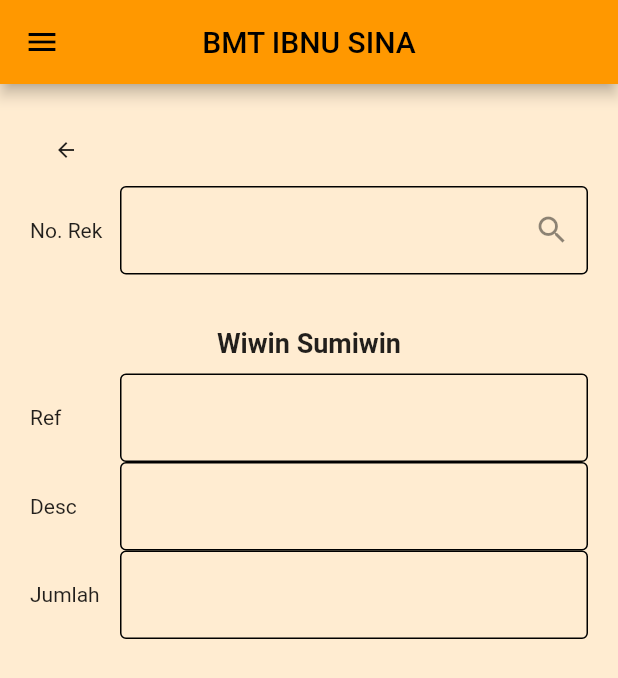
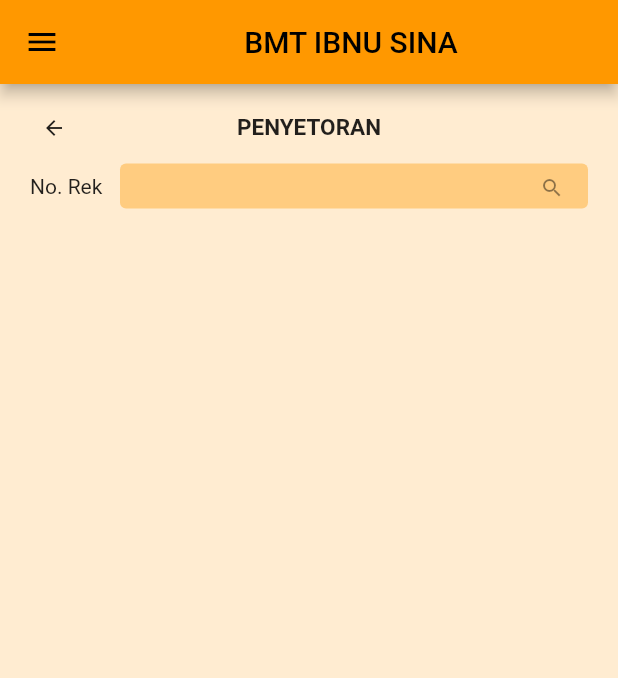
Before and after one commit to abilyc/bmt_ibnusina, a Flutter app: the screen it shows after launch, in the side drawer, after a tap on the "abc" icon, on a phone screen of 412 x 824 dp. Shown: the top 678 px of the screen. Run offline on Flutter 3.47's test engine with Material 2 defaults, Android fonts, the phone set to English and light mode, and no system bars; missing offline and left inert: bitsdojo_window, hasura_connect.

Commit message:
Windows Close

```diff
--- a/lib/main.dart
+++ b/lib/main.dart
@@ -1,5 +1,5 @@
 import 'package:bmt_ibnusina/auth/services.dart';
-import 'package:bmt_ibnusina/screens/transaksi.dart';
+import 'package:bmt_ibnusina/screens/storan.dart';
 import 'package:flutter/material.dart';
 import 'dart:io';
 import 'screens/login.dart';
@@ -41,6 +41,6 @@ class MyApp extends StatelessWidget {
           canvasColor: Colors.transparent,
           scaffoldBackgroundColor: Colors.transparent,
         ),
-        home: Builder(builder: (context) => const Transaksi()));
+        home: Builder(builder: (context) => const Penyetoran()));
   }
 }
--- a/lib/screens/home.dart
+++ b/lib/screens/home.dart
@@ -8,6 +8,6 @@ class Home extends StatelessWidget {
 
   @override
   Widget build(BuildContext context) {
-    return Wrapper(back: false, body: Text("Welcome ${Auth.userData.userName}"));
+    return Wrapper(back: false, body: Text("Welcome ${Auth.userData.userName}"), screen: 'Home');
   }
 }
--- a/lib/screens/login.dart
+++ b/lib/screens/login.dart
@@ -54,8 +54,8 @@ class _LoginScreenState extends State<LoginScreen> {
                           borderSide: BorderSide(
                         color: Colors.transparent,
                       )),
-                      prefixIcon: Icon(Icons.person,
-                          color: Theme.of(context).primaryColorDark)),
+                      prefixIcon: Icon(Icons.person, color: Theme.of(context).primaryColorDark)
+                    ),
                 ),
               ),
               const SizedBox(height: 20),
--- /dev/null
+++ b/lib/screens/storan.dart
@@ -0,0 +1,92 @@
+import 'package:bmt_ibnusina/models/seach_nasabah.dart';
+import 'package:bmt_ibnusina/tools/textfield_custom.dart';
+import 'package:bmt_ibnusina/tools/wrapper.dart';
+import 'package:flutter/material.dart';
+
+class Penyetoran extends StatefulWidget {
+  const Penyetoran({Key? key}) : super(key: key);
+
+  @override
+  State<Penyetoran> createState() => _PenyetoranState();
+}
+
+class _PenyetoranState extends State<Penyetoran> {
+  final bool showDetail = false;
+  final dataNasabah = Nasabah(nama: 'Wiwin Sumiwin', ref: '', desc: '');
+  final TextEditingController noRek = TextEditingController();
+  final TextEditingController refController = TextEditingController();
+  final TextEditingController descController = TextEditingController();
+  final TextEditingController jmlController = TextEditingController();
+
+  @override
+  Widget build(BuildContext context) {
+    final List<Widget> data = [
+      Row(
+            children: [
+              const SizedBox(
+                width: 60,
+                child: Text('No. Rek'),
+              ),
+              Expanded(
+                child: TextFieldCust(icon: Icons.search, controller: noRek),
+              ),
+            ],
+          ),
+    ];
+    final List<Widget> detail = [
+      const SizedBox(height: 60),
+      Text(dataNasabah.nama,
+          style:
+              const TextStyle(fontSize: 18, fontWeight: FontWeight.bold)),
+      const SizedBox(height: 30),
+      Row(
+        children: [
+          const SizedBox(
+            width: 60,
+            child: Text('Ref'),
+          ),
+          Expanded(
+            child: TextFieldCust(controller: refController),
+          ),
+        ],
+      ),
+      Row(
+        children: [
+          const SizedBox(
+            width: 60,
+            child: Text('Desc'),
+          ),
+          Expanded(
+            child: TextFieldCust(controller: descController),
+          ),
+        ],
+      ),
+      Row(
+        children: [
+          const SizedBox(
+            width: 60,
+            child: Text('Jumlah'),
+          ),
+          Expanded(
+            child: TextFieldCust(controller: jmlController),
+          ),
+        ],
+      )
+    ];
+
+    return Wrapper(
+      screen: 'PENYETORAN',
+      body: Wrap(
+        alignment: WrapAlignment.center,
+        runSpacing: 5,
+        children: [
+          ...data,
+          const SizedBox(height: 60),
+          if(showDetail) ...detail,
+          const SizedBox(height: 60),
+          if(showDetail) const ElevatedButton(onPressed: null, child: Text('Konfirmasi'))
+        ]
+      ),
+    );
+  }
+}
--- a/lib/screens/transaksi.dart
+++ /dev/null
@@ -1,101 +0,0 @@
-import 'package:bmt_ibnusina/models/seach_nasabah.dart';
-import 'package:bmt_ibnusina/tools/wrapper.dart';
-import 'package:flutter/material.dart';
-
-class Transaksi extends StatefulWidget {
-  const Transaksi({Key? key}) : super(key: key);
-
-  @override
-  State<Transaksi> createState() => _TransaksiState();
-}
-
-class _TransaksiState extends State<Transaksi> {
-  final dataNasabah = Nasabah(nama: 'Wiwin Sumiwin', ref: '', desc: '');
-  final TextEditingController noRek = TextEditingController();
-  final TextEditingController refController = TextEditingController();
-  final TextEditingController descController = TextEditingController();
-
-  @override
-  Widget build(BuildContext context) {
-    return Wrapper(
-      body: Column(
-        children: [
-          Row(
-            children: [
-              const SizedBox(
-                width: 60,
-                child: Text('No. Rek'),
-              ),
-              Expanded(
-                  child: TextField(
-                decoration: InputDecoration(
-                    suffixIcon: IconButton(
-                        onPressed: () {
-                          print('seacrh');
-                        },
-                        icon: const Icon(Icons.search)),
-                    enabledBorder: const OutlineInputBorder()),
-              )),
-            ],
-          ),
-          const SizedBox(height: 35),
-          Text(dataNasabah.nama,
-              style: const TextStyle(fontSize: 18, fontWeight: FontWeight.bold)),
-          const SizedBox(height: 10),
-          Row(
-            children: [
-              const SizedBox(
-                width: 60,
-                child: Text('Ref'),
-              ),
-              Expanded(
-                  child: TextField(
-                    controller: refController,
-                decoration:
-                    const InputDecoration(enabledBorder: OutlineInputBorder()),
-              )),
-            ],
-          ),
-          Row(
-            children: [
-              const SizedBox(
-                width: 60,
-                child: Text('Desc'),
-              ),
-              Expanded(
-                  child: TextField(
-                    controller: descController,
-                decoration:
-                    const InputDecoration(enabledBorder: OutlineInputBorder()),
-              )),
-            ],
-          ),
-          Row(
-            children: [
-              const SizedBox(
-                width: 60,
-                child: Text('Jumlah'),
-              ),
-              Expanded(
-                  child: TextField(
-                    controller: descController,
-                decoration:
-                    const InputDecoration(enabledBorder: OutlineInputBorder()),
-              )),
-            ],
-          )
-          // TextField(
-          //   decoration: InputDecoration(
-          //     labelText: 'No. Rek'
-          //   ),
-          // ),
-          // TextField(
-          //   decoration: InputDecoration(
-          //     labelText: 'Ref'
-          //   ),
-          // )
-        ],
-      ),
-    );
-  }
-}
--- a/lib/tools/navbar.dart
+++ b/lib/tools/navbar.dart
@@ -1,4 +1,4 @@
-import 'package:bmt_ibnusina/screens/transaksi.dart';
+import 'package:bmt_ibnusina/screens/storan.dart';
 import 'package:flutter/material.dart';
 
 class NavBar extends StatelessWidget {
@@ -13,11 +13,11 @@ class NavBar extends StatelessWidget {
         children: [
           IconButton(
               onPressed: () => Navigator.push(parentContext,
-                  MaterialPageRoute(builder: (context) => const Transaksi())),
+                  MaterialPageRoute(builder: (context) => const Penyetoran())),
               icon: const Icon(Icons.abc)),
-          const Text('Form Storan'),
-          const Text('Form Penarikan'),
-          const Text('Form Transfer'),
+          const Text('Storan'),
+          const Text('Penarikan'),
+          const Text('Transfer'),
 
 
         ],
--- /dev/null
+++ b/lib/tools/textfield_custom.dart
@@ -0,0 +1,44 @@
+import 'package:flutter/material.dart';
+
+class TextFieldCust extends StatelessWidget {
+  final String? label;
+  final double? width;
+  final double? height;
+  final IconData? icon;
+  final TextEditingController? controller;
+  final Function? onPressed;
+  const TextFieldCust({Key? key, this.label, this.icon, this.height = 30, this.width, this.controller, this.onPressed}) : super(key: key);
+
+  @override
+  Widget build(BuildContext context) {
+    return SizedBox(
+      width: (width != null) ? width : double.infinity,
+      height: height,
+      child: TextField(
+          controller: (controller != null) ? controller : null,
+          style: TextStyle(color: Theme.of(context).primaryColorDark),
+          decoration: InputDecoration(
+            contentPadding: const EdgeInsets.symmetric(vertical: 8, horizontal: 10),
+            label: (label != null) ? Text(label!) : null,
+            fillColor: Theme.of(context).primaryColorLight,
+            filled: true,
+            enabledBorder: const OutlineInputBorder(
+                borderSide: BorderSide(
+              color: Colors.transparent,
+            )),
+            focusedBorder: const OutlineInputBorder(
+              borderSide: BorderSide(
+                color: Colors.transparent,
+              ),
+            ),
+            suffixIcon: (icon != null) ? IconButton(onPressed: () => onPressed, icon: Icon(icon!, size: 16,)) : null,
+            // suffixIcon: IconButton(
+            //     onPressed: () {
+            //       print('seacrh');
+            //     },
+            //     icon: const Icon(icon)
+            // ),
+          )),
+    );
+  }
+}
--- a/lib/tools/wrapper.dart
+++ b/lib/tools/wrapper.dart
@@ -1,3 +1,6 @@
+import 'dart:io';
+
+import 'package:bitsdojo_window/bitsdojo_window.dart';
 import 'package:bmt_ibnusina/tools/appbar.dart';
 import 'package:flutter/material.dart';
 import 'package:bmt_ibnusina/auth/services.dart';
@@ -9,6 +12,7 @@ class Wrapper extends StatelessWidget {
       {Key? key,
       required this.body,
       this.judul = 'BMT IBNU SINA',
+      this.screen,
       this.menu = true,
       this.back = true})
       : super(
@@ -18,6 +22,7 @@ class Wrapper extends StatelessWidget {
   final bool back;
   final String judul;
   final bool menu;
+  final String? screen;
 
   @override
   Widget build(BuildContext context) {
@@ -27,33 +32,60 @@ class Wrapper extends StatelessWidget {
       appBar: CustomAppBar(
         child: AppBar(
           automaticallyImplyLeading: menu,
-          title: Text(judul),
+          title: Center(
+            child: Row(
+              mainAxisAlignment: MainAxisAlignment.center,
+              crossAxisAlignment: CrossAxisAlignment.center,
+              children: [
+                Expanded(child: Center(child: Text(judul))),
+                !Platform.isAndroid ?
+                SizedBox(
+                  width: 55,
+                  height: 55,
+                  child: Padding(padding: const EdgeInsets.all(12), child: CloseWindowButton(colors: WindowButtonColors(mouseOver: Theme.of(context).primaryColorDark, mouseDown: Theme.of(context).primaryColorDark))),
+                ): const SizedBox()
+              ],
+            ),
+          ),
           centerTitle: true,
         ),
       ),
       drawer: NavBar(parentContext: context),
       body: Container(
-        padding: const EdgeInsets.symmetric(vertical: 20, horizontal: 20.0),
+        constraints: const BoxConstraints(maxHeight: double.infinity),
+        padding: const EdgeInsets.symmetric(vertical: 5, horizontal: 20.0),
         width: double.infinity,
         height: double.infinity,
         decoration: BoxDecoration(color: Theme.of(context).backgroundColor),
+        child: SingleChildScrollView(
           child: Column(
             children: [
               Row(
-              crossAxisAlignment: CrossAxisAlignment.start,
+                mainAxisAlignment: MainAxisAlignment.center,
+                crossAxisAlignment: CrossAxisAlignment.center,
                 children: [
-                back
+                  SizedBox(
+                    width: 20,
+                    child: back
                         ? IconButton(
                             iconSize: 16,
                             onPressed: () => Navigator.pop(context),
                             icon: const BackButtonIcon())
                         : const SizedBox(width: 0, height: 0),
+                  ),
+                  Expanded(
+                      child: Center(
+                          child: Text(screen != null ? screen! : '',
+                              style: const TextStyle(
+                                  fontWeight: FontWeight.bold, fontSize: 15)))),
+                  const SizedBox(width: 20),
                 ],
               ),
               body,
             ],
           ),
         ),
+      ),
     ));
   }
 }
```
Also changed, not shown: pubspec.lock. Lines whose indentation alone changed are shown as unchanged.
